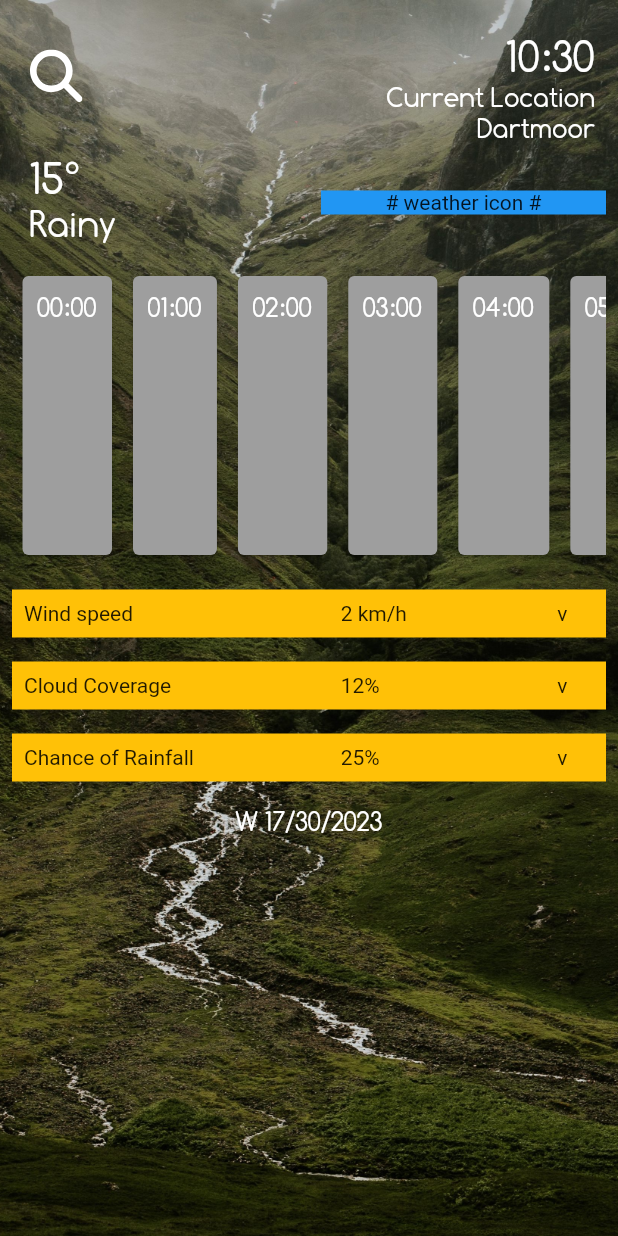
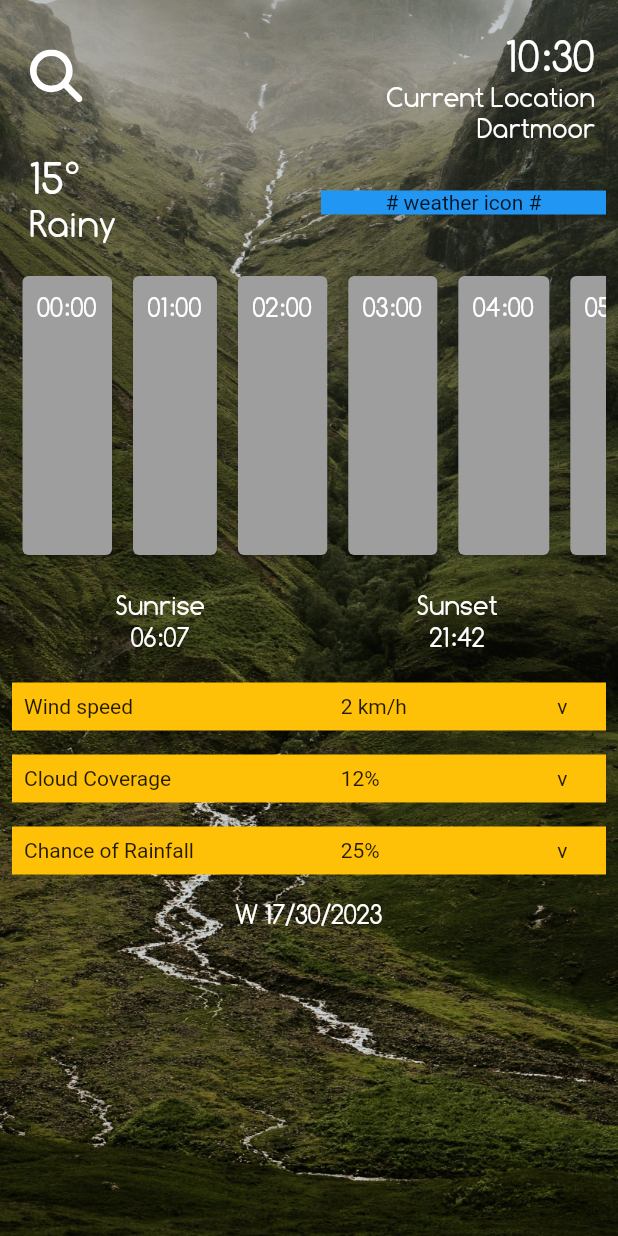
Before and after one commit to Avanta8/WeHike, a Flutter app: the screen it shows after launch, on a phone screen of 412 x 824 dp. Run offline on Flutter 3.47's test engine with Material 2 defaults, Android fonts, the phone set to English and light mode, and no system bars; our stand-ins replace flutter_svg, geolocator, location.

Commit message:
Made layout a stateful widget and added sunrise and sunset times

```diff
--- a/we_hike/lib/homelayout/main.dart
+++ b/we_hike/lib/homelayout/main.dart
@@ -4,6 +4,7 @@ import 'package:we_hike/widgets/white_text.dart';
 import 'package:we_hike/widgets/clock.dart';
 import 'package:intl/intl.dart';
 import 'package:we_hike/widgets/hourlyScroller.dart';
+import 'package:we_hike/widgets/sun_times.dart';
 
 void main() {
   runApp(HomePage());
@@ -31,7 +32,14 @@ class HomePage extends StatelessWidget {
   }
 }
 
-class Layout extends StatelessWidget {
+class Layout extends StatefulWidget {
+  @override
+  State<Layout> createState() => _LayoutState();
+}
+
+class _LayoutState extends State<Layout> {
+  // state stuff goes here
+
   @override
   Widget build(BuildContext context) {
     return Scaffold(
@@ -62,16 +70,16 @@ class Layout extends StatelessWidget {
                           child: Padding(
                             padding: const EdgeInsets.fromLTRB(0, 20, 15, 5),
                               child: Column(
-                                children: [
+                                children: const [
                                   Align(
                                     alignment: Alignment.centerRight,
-                                    child: ClockWidget(key: key,)
+                                    child: ClockWidget()
                                     ),
-                                  const Align(
+                                  Align(
                                     alignment: Alignment.centerRight,
                                     child: WhiteText(text: "Current Location"),
                                     ),
-                                  const Align(
+                                  Align(
                                     alignment: Alignment.centerRight,
                                     child: WhiteText(text:
                                       "Dartmoor",
@@ -83,7 +91,6 @@ class Layout extends StatelessWidget {
                         ),
                       ],
                     ),
-
                     Row(
                       children: [
                         Expanded(
@@ -125,7 +132,7 @@ class Layout extends StatelessWidget {
                         child: Expanded(child: HourlyScroller(),)
                       ),
                     ),
-
+                    const SunTimes(sunriseTime: "06:07", sunsetTime: "21:42"),
                     Padding(
                       padding: const EdgeInsets.all(8.0),
                       child: Container(
--- /dev/null
+++ b/we_hike/lib/widgets/sun_times.dart
@@ -0,0 +1,40 @@
+import 'package:flutter/material.dart';
+import 'package:we_hike/widgets/white_text.dart';
+
+class SunTimes extends StatelessWidget {
+  final String sunsetTime;
+  final String sunriseTime;
+  const SunTimes(
+    {super.key,
+    required this.sunriseTime,
+    required this.sunsetTime}
+  );
+
+
+  @override
+  Widget build(BuildContext context) {
+    return Padding(
+      padding: const EdgeInsets.fromLTRB(8, 8, 8, 12),
+      child: Row(
+            children: [
+              Expanded(
+                child: Column(
+                  children: [
+                    const WhiteText(text: "Sunrise"),
+                    WhiteText(text: sunriseTime)
+                  ],
+                ),
+              ),
+              Expanded(
+                child: Column(
+                  children: [
+                    const WhiteText(text: "Sunset"),
+                    WhiteText(text: sunsetTime)
+                  ],
+                ),
+              )
+            ],
+      ),
+    );
+  }
+}
```
